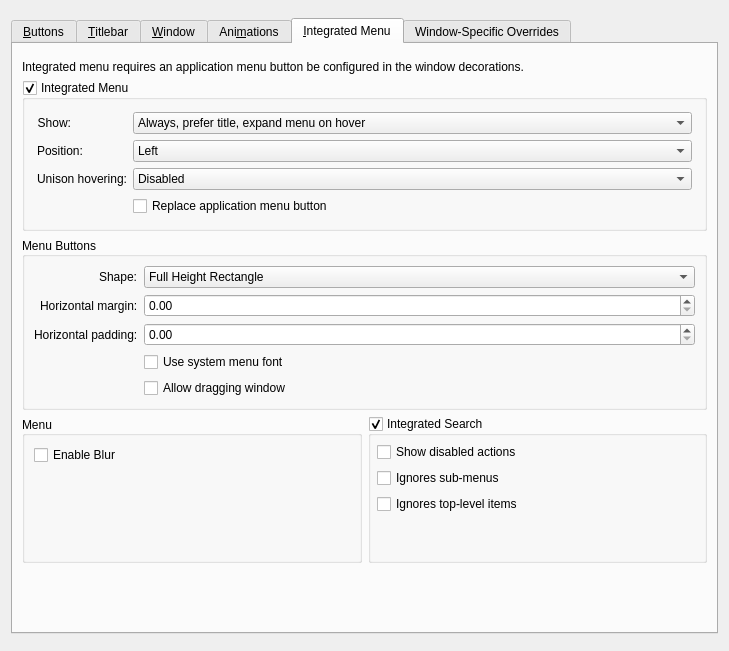
The window that kdecoration/config/ui/breezeconfigurationui.ui (paulmcauley/klassy) describes before a commit, drawn with Qt 5.
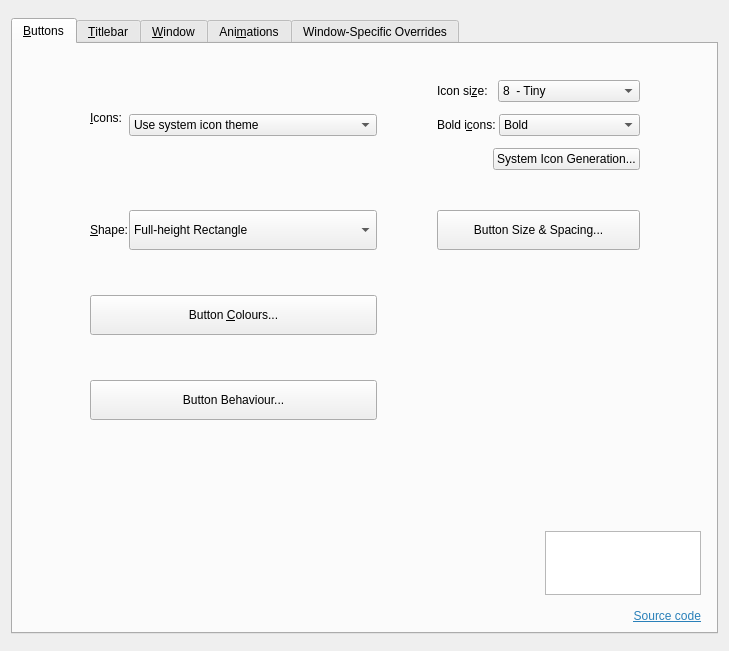
The same window after the commit. The open tabs and pages were chosen to show the change. Icons and pictures are not drawn. Custom widgets are drawn as their Qt base class.

Commit message: Move integrated menu settings to its own dialog

```diff
--- a/kdecoration/config/ui/breezeconfigurationui.ui
+++ b/kdecoration/config/ui/breezeconfigurationui.ui
@@ -1591,423 +1591,6 @@
          </item>
         </layout>
        </widget>
-       <widget class="QWidget" name="tab_integratedmenu">
-        <attribute name="title">
-         <string>&amp;Integrated Menu</string>
-        </attribute>
-        <layout class="QVBoxLayout" name="verticalLayout_integratedmenu">
-         <property name="topMargin">
-          <number>6</number>
-         </property>
-         <item>
-          <spacer name="verticalSpacer_integratedmenu_top">
-           <property name="orientation">
-            <enum>Qt::Orientation::Vertical</enum>
-           </property>
-           <property name="sizeType">
-            <enum>QSizePolicy::Policy::Fixed</enum>
-           </property>
-           <property name="sizeHint" stdset="0">
-            <size>
-             <width>20</width>
-             <height>10</height>
-            </size>
-           </property>
-          </spacer>
-         </item>
-         <item>
-          <widget class="QLabel" name="integratedMenuCanNotBeEnabledLabel">
-           <property name="text">
-            <string>Integrated menu requires an application menu button be configured in the window decorations.</string>
-           </property>
-          </widget>
-         </item>
-         <item>
-          <widget class="QGroupBox" name="integratedMenuBox">
-           <property name="title">
-            <string>Integrated Menu</string>
-           </property>
-           <property name="checkable">
-            <bool>true</bool>
-           </property>
-           <layout class="QFormLayout" name="formLayout_integratedmenu">
-            <property name="leftMargin">
-             <number>12</number>
-            </property>
-            <property name="topMargin">
-             <number>12</number>
-            </property>
-            <property name="rightMargin">
-             <number>12</number>
-            </property>
-            <property name="bottomMargin">
-             <number>12</number>
-            </property>
-            <item row="0" column="0">
-             <widget class="QLabel" name="integratedMenuShowStyleLabel">
-              <property name="text">
-               <string>Show:</string>
-              </property>
-              <property name="alignment">
-               <set>Qt::AlignmentFlag::AlignRight|Qt::AlignmentFlag::AlignTrailing|Qt::AlignmentFlag::AlignVCenter</set>
-              </property>
-              <property name="buddy">
-               <cstring>integratedMenuShowStyle</cstring>
-              </property>
-             </widget>
-            </item>
-            <item row="0" column="1">
-             <widget class="QComboBox" name="integratedMenuShowStyle">
-              <item>
-               <property name="text">
-                <string>Always, prefer title, expand menu on hover</string>
-               </property>
-              </item>
-              <item>
-                <property name = "text">
-                  <string>Always, prefer menu over title</string>
-                </property>
-              </item>
-              <item>
-               <property name="text">
-                <string>Reveal on hover</string>
-               </property>
-              </item>
-              <item>
-               <property name="text">
-                <string>Replace title on hover</string>
-               </property>
-              </item>
-              <item>
-               <property name="text">
-                <string>Search only</string>
-               </property>
-              </item>
-             </widget>
-            </item>
-            <item row="4" column="1">
-             <widget class="QCheckBox" name="integratedMenuReplacesMenuButton">
-              <property name="text">
-               <string>Replace application menu button</string>
-              </property>
-             </widget>
-            </item>
-            <item row="3" column="0">
-             <widget class="QLabel" name="integratedMenuUnisonHoveringLabel">
-              <property name="text">
-               <string>Unison hovering:</string>
-              </property>
-              <property name="alignment">
-               <set>Qt::AlignmentFlag::AlignRight|Qt::AlignmentFlag::AlignTrailing|Qt::AlignmentFlag::AlignVCenter</set>
-              </property>
-              <property name="buddy">
-               <cstring>integratedMenuUnisonHovering</cstring>
-              </property>
-             </widget>
-            </item>
-            <item row="3" column="1">
-             <widget class="QComboBox" name="integratedMenuUnisonHovering">
-              <item>
-               <property name="text">
-                <string>Disabled</string>
-               </property>
-              </item>
-              <item>
-               <property name="text">
-                <string>Separate</string>
-               </property>
-              </item>
-              <item>
-               <property name="text">
-                <string>Together</string>
-               </property>
-              </item>
-             </widget>
-            </item>
-            <item row="2" column="0">
-             <widget class="QLabel" name="integratedMenuPositionLabel">
-              <property name="text">
-               <string>Position:</string>
-              </property>
-              <property name="buddy">
-               <cstring>integratedMenuPosition</cstring>
-              </property>
-             </widget>
-            </item>
-            <item row="2" column="1">
-             <widget class="QComboBox" name="integratedMenuPosition">
-              <item>
-               <property name="text">
-                <string>Left</string>
-               </property>
-              </item>
-              <item>
-               <property name="text">
-                <string>Center (Replace title on hover only)</string>
-               </property>
-              </item>
-              <item>
-               <property name="text">
-                <string>Center (Full-Width) (Replace title on hover only)</string>
-               </property>
-              </item>
-              <item>
-               <property name="text">
-                <string>Right</string>
-               </property>
-              </item>
-             </widget>
-            </item>
-           </layout>
-          </widget>
-         </item>
-         <item>
-          <widget class="QGroupBox" name="integratedMenuButtonsBox">
-           <property name="title">
-            <string>Menu Buttons</string>
-           </property>
-           <property name="alignment">
-            <set>Qt::AlignmentFlag::AlignLeading|Qt::AlignmentFlag::AlignLeft|Qt::AlignmentFlag::AlignVCenter</set>
-           </property>
-           <layout class="QFormLayout" name="formLayout_2">
-            <property name="labelAlignment">
-             <set>Qt::AlignmentFlag::AlignRight|Qt::AlignmentFlag::AlignTrailing|Qt::AlignmentFlag::AlignVCenter</set>
-            </property>
-            <item row="2" column="0">
-             <widget class="QLabel" name="integratedMenuButtonShapeLabel">
-              <property name="text">
-               <string>Shape:</string>
-              </property>
-              <property name="buddy">
-               <cstring>integratedMenuButtonShape</cstring>
-              </property>
-             </widget>
-            </item>
-            <item row="2" column="1">
-             <widget class="QComboBox" name="integratedMenuButtonShape">
-              <item>
-               <property name="text">
-                <string>Full Height Rectangle</string>
-               </property>
-              </item>
-              <item>
-               <property name="text">
-                <string>Full Height Rounded Rectangle</string>
-               </property>
-              </item>
-              <item>
-               <property name="text">
-                <string>Full Height Rounded Rectangle, grouped</string>
-               </property>
-              </item>
-              <item>
-               <property name="text">
-                <string>Integrated Rounded Rectangle</string>
-               </property>
-              </item>
-              <item>
-               <property name="text">
-                <string>Integrated Rounded Rectangle, grouped</string>
-               </property>
-              </item>
-              <item>
-               <property name="text">
-                <string>Rectangle</string>
-               </property>
-              </item>
-              <item>
-               <property name="text">
-                <string>Rounded Rectangle</string>
-               </property>
-              </item>
-              <item>
-               <property name="text">
-                <string>Rounded Rectangle, grouped</string>
-               </property>
-              </item>
-             </widget>
-            </item>
-            <item row="3" column="0">
-             <widget class="QLabel" name="integratedMenuButtonHorizontalMarginLabel">
-              <property name="text">
-               <string>Horizontal margin:</string>
-              </property>
-              <property name="buddy">
-               <cstring>integratedMenuButtonHorizontalMargin</cstring>
-              </property>
-             </widget>
-            </item>
-            <item row="3" column="1">
-             <widget class="QDoubleSpinBox" name="integratedMenuButtonHorizontalMargin">
-              <property name="decimals">
-               <number>2</number>
-              </property>
-              <property name="minimum">
-               <double>0.000000000000000</double>
-              </property>
-              <property name="maximum">
-               <double>20.000000000000000</double>
-              </property>
-              <property name="singleStep">
-               <double>0.100000000000000</double>
-              </property>
-             </widget>
-            </item>
-            <item row="4" column="0">
-             <widget class="QLabel" name="integratedMenuButtonHorizontalPaddingLabel">
-              <property name="text">
-               <string>Horizontal padding:</string>
-              </property>
-              <property name="buddy">
-               <cstring>integratedMenuButtonHorizontalPadding</cstring>
-              </property>
-             </widget>
-            </item>
-            <item row="4" column="1">
-             <widget class="QDoubleSpinBox" name="integratedMenuButtonHorizontalPadding">
-              <property name="decimals">
-               <number>2</number>
-              </property>
-              <property name="minimum">
-               <double>0.000000000000000</double>
-              </property>
-              <property name="maximum">
-               <double>20.000000000000000</double>
-              </property>
-              <property name="singleStep">
-               <double>0.100000000000000</double>
-              </property>
-             </widget>
-            </item>
-            <item row="7" column="1">
-             <widget class="QCheckBox" name="integratedMenuButtonUseSystemMenuFont">
-              <property name="text">
-               <string>Use system menu font</string>
-              </property>
-             </widget>
-            </item>
-            <item row="8" column="1">
-             <widget class="QCheckBox" name="integratedMenuButtonCanDragWindow">
-              <property name="text">
-               <string>Allow dragging window</string>
-              </property>
-             </widget>
-            </item>
-           </layout>
-          </widget>
-         </item>
-         <item>
-          <layout class="QHBoxLayout" name="horizontalLayout_3">
-           <item>
-            <widget class="QGroupBox" name="integratedMenuMenuBox">
-             <property name="title">
-              <string>Menu</string>
-             </property>
-             <property name="alignment">
-              <set>Qt::AlignmentFlag::AlignLeading|Qt::AlignmentFlag::AlignLeft|Qt::AlignmentFlag::AlignVCenter</set>
-             </property>
-             <layout class="QVBoxLayout" name="verticalLayout_4">
-              <item>
-               <widget class="QCheckBox" name="integratedMenuEnableBlur">
-                <property name="text">
-                 <string>Enable Blur</string>
-                </property>
-               </widget>
-              </item>
-              <item>
-               <spacer name="verticalSpacer_9">
-                <property name="orientation">
-                 <enum>Qt::Orientation::Vertical</enum>
-                </property>
-                <property name="sizeHint" stdset="0">
-                 <size>
-                  <width>20</width>
-                  <height>40</height>
-                 </size>
-                </property>
-               </spacer>
-              </item>
-             </layout>
-            </widget>
-           </item>
-           <item>
-            <widget class="QGroupBox" name="integratedMenuSearchBox">
-             <property name="title">
-              <string>Integrated Search</string>
-             </property>
-             <property name="checkable">
-              <bool>true</bool>
-             </property>
-             <property name="checked">
-              <bool>true</bool>
-             </property>
-             <layout class="QVBoxLayout" name="verticalLayout_integratedSearch">
-              <property name="leftMargin">
-               <number>6</number>
-              </property>
-              <property name="topMargin">
-               <number>6</number>
-              </property>
-              <property name="rightMargin">
-               <number>6</number>
-              </property>
-              <property name="bottomMargin">
-               <number>6</number>
-              </property>
-              <item>
-               <widget class="QCheckBox" name="integratedMenuSearchShowDisabledActions">
-                <property name="text">
-                 <string>Show disabled actions</string>
-                </property>
-               </widget>
-              </item>
-              <item>
-               <widget class="QCheckBox" name="integratedMenuSearchIgnoreSubMenus">
-                <property name="text">
-                 <string>Ignores sub-menus</string>
-                </property>
-               </widget>
-              </item>
-              <item>
-               <widget class="QCheckBox" name="integratedMenuSearchIgnoreTopLevel">
-                <property name="text">
-                 <string>Ignores top-level items</string>
-                </property>
-               </widget>
-              </item>
-              <item>
-               <spacer name="verticalSpacer_10">
-                <property name="orientation">
-                 <enum>Qt::Orientation::Vertical</enum>
-                </property>
-                <property name="sizeHint" stdset="0">
-                 <size>
-                  <width>20</width>
-                  <height>40</height>
-                 </size>
-                </property>
-               </spacer>
-              </item>
-             </layout>
-            </widget>
-           </item>
-          </layout>
-         </item>
-         <item>
-          <spacer name="verticalSpacer_integratedmenu_bottom">
-           <property name="orientation">
-            <enum>Qt::Orientation::Vertical</enum>
-           </property>
-           <property name="sizeHint" stdset="0">
-            <size>
-             <width>20</width>
-             <height>40</height>
-            </size>
-           </property>
-          </spacer>
-         </item>
-        </layout>
-       </widget>
        <widget class="QWidget" name="tab_overrides">
         <attribute name="title">
          <string>Window-Specific Overrides</string>
```
Left out of the diff: 91 changed lines with no effect on the pictures. The commit also changes 8 other files.
